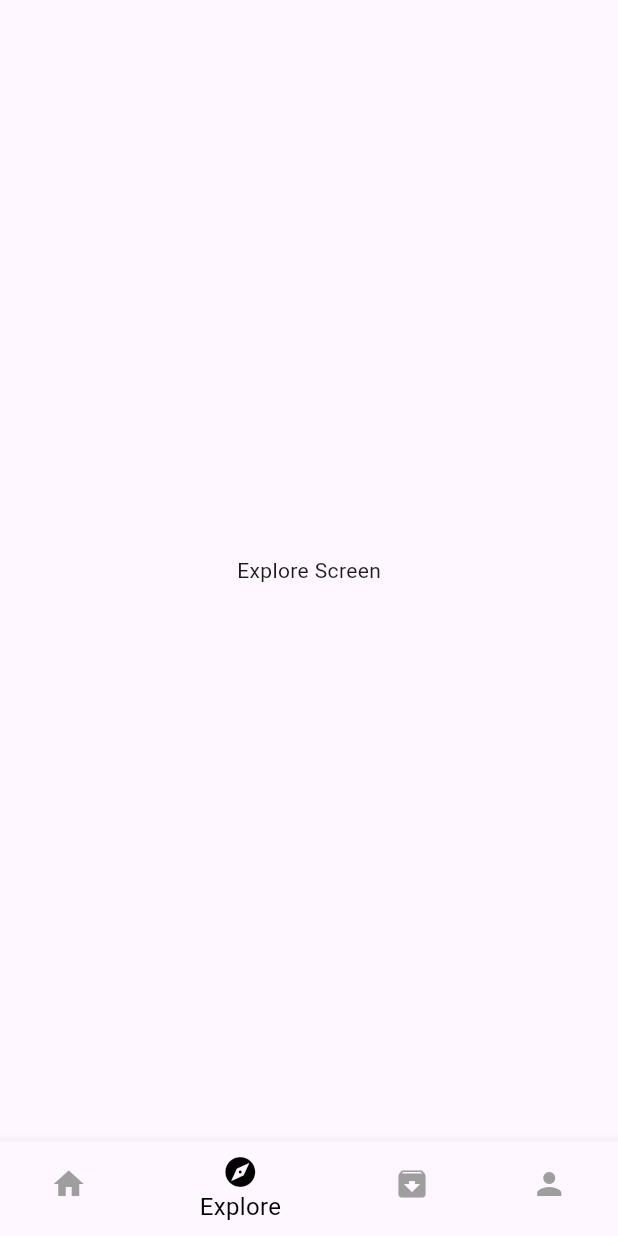
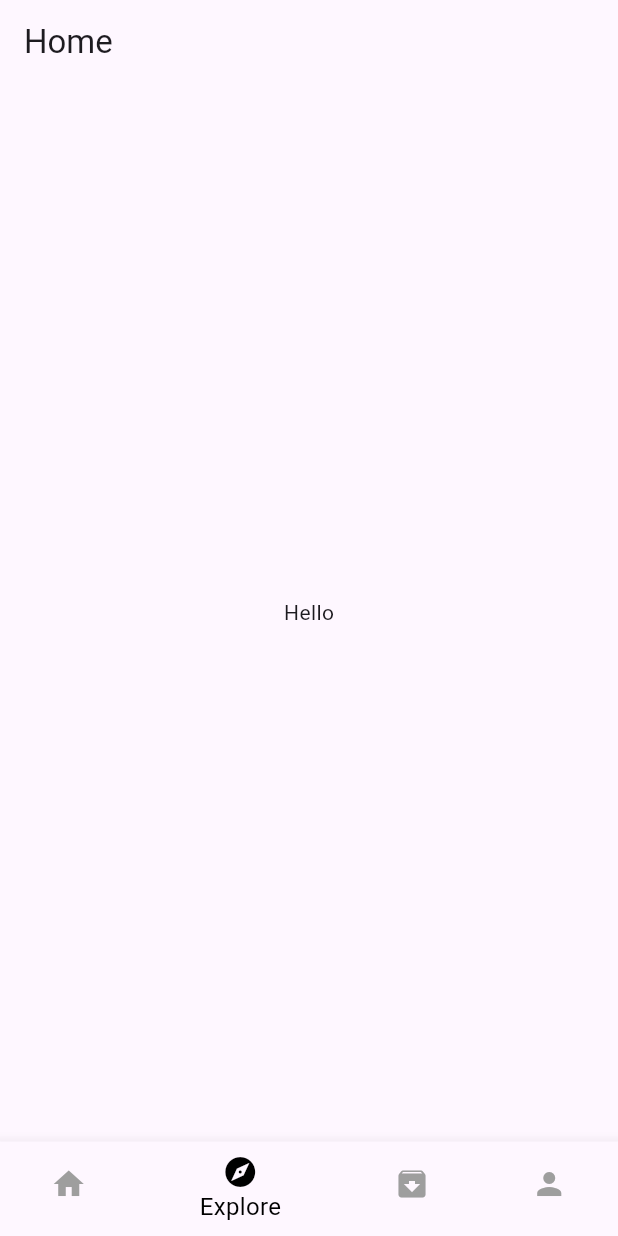
Before and after one commit to phanvanphuhn/reading_comic, a Flutter app: the screen it shows after launch, item 2 of the bottom bar chosen, on a phone screen of 412 x 824 dp. Run offline on Flutter 3.47's test engine with Material 3 defaults, Android fonts, the phone set to English and light mode, and no system bars; generated files the repository leaves out were written again.

Commit message:
init multi language

```diff
--- /dev/null
+++ b/l10n.yaml
@@ -0,0 +1,3 @@
+arb-dir: lib/l10n
+template-arb-file: app_en.arb
+output-localization-file: app_localizations.dart
--- /dev/null
+++ b/lib/l10n/app_en.arb
@@ -0,0 +1,3 @@
+{
+  "hello": "Hello"
+}
--- /dev/null
+++ b/lib/l10n/app_vi.arb
@@ -0,0 +1,3 @@
+{
+  "hello":"Xin chào"
+}
--- /dev/null
+++ b/lib/l10n/l10n.dart
@@ -0,0 +1,5 @@
+import 'package:flutter/material.dart';
+
+class L10n {
+  static final all = [const Locale('en', 'US'), const Locale('vi', 'VN')];
+}
--- a/lib/main.dart
+++ b/lib/main.dart
@@ -3,6 +3,7 @@ import 'package:booking_app/modules/explore/explore_module.dart';
 import 'package:booking_app/modules/home/home_module.dart';
 import 'package:booking_app/modules/profile/profile_module.dart';
 import 'package:flutter/material.dart';
+import 'package:flutter_gen/gen_l10n/app_localizations.dart';
 
 void main() {
   runApp(const MyApp());
@@ -14,6 +15,9 @@ class MyApp extends StatelessWidget {
   @override
   Widget build(BuildContext context) {
     return MaterialApp(
+      localizationsDelegates: AppLocalizations.localizationsDelegates,
+      supportedLocales: AppLocalizations.supportedLocales,
+      // locale: const Locale('vi', 'VN'), set language
       title: 'Flutter Demo',
       theme: ThemeData(
         colorScheme: ColorScheme.fromSeed(seedColor: Colors.deepPurple),
@@ -36,9 +40,9 @@ class _MyHomePageState extends State<MyHomePage> {
   // Replace these with your actual screens from each module
   static final List<Widget> _screens = <Widget>[
     Center(child: HomeModule()), // e.g., HomeScreen()
-    Center(child: ExploreModule.explore()), // e.g., ExploreScreen()
-    Center(child: ArchiveModule.archive()), // e.g., ArchiveScreen()
-    Center(child: ProfileModule.profile()), // e.g., ProfileScreen()
+    Center(child: ExploreModule()),
+    Center(child: ArchiveModule()),
+    Center(child: ProfileModule()),
   ];
 
   void _onItemTapped(int index) {
--- a/lib/modules/archive/archive_module.dart
+++ b/lib/modules/archive/archive_module.dart
@@ -1,7 +1,19 @@
 import 'package:flutter/material.dart';
+import 'package:flutter_gen/gen_l10n/app_localizations.dart';
 
-class ArchiveModule {
-  static Widget archive() {
-    return const Center(child: Text('Archive Screen'));
+class ArchiveModule extends StatefulWidget {
+  const ArchiveModule({super.key});
+
+  @override
+  State<ArchiveModule> createState() => _ArchiveModuleState();
+}
+
+class _ArchiveModuleState extends State<ArchiveModule> {
+  @override
+  Widget build(BuildContext context) {
+    return Scaffold(
+      appBar: AppBar(title: Text('Archive')),
+      body: Center(child: Text(AppLocalizations.of(context)!.hello)),
+    );
   }
 }
--- a/lib/modules/explore/explore_module.dart
+++ b/lib/modules/explore/explore_module.dart
@@ -1,7 +1,19 @@
 import 'package:flutter/material.dart';
+import 'package:flutter_gen/gen_l10n/app_localizations.dart';
 
-class ExploreModule {
-  static Widget explore() {
-    return const Center(child: Text('Explore Screen'));
+class ExploreModule extends StatefulWidget {
+  const ExploreModule({super.key});
+
+  @override
+  State<ExploreModule> createState() => _ExploreModuleState();
+}
+
+class _ExploreModuleState extends State<ExploreModule> {
+  @override
+  Widget build(BuildContext context) {
+    return Scaffold(
+      appBar: AppBar(title: Text('Home')),
+      body: Center(child: Text(AppLocalizations.of(context)!.hello)),
+    );
   }
 }
--- a/lib/modules/home/home_module.dart
+++ b/lib/modules/home/home_module.dart
@@ -1,4 +1,5 @@
 import 'package:flutter/material.dart';
+import 'package:flutter_gen/gen_l10n/app_localizations.dart';
 
 class HomeModule extends StatefulWidget {
   const HomeModule({super.key});
@@ -11,8 +12,8 @@ class _HomeModuleState extends State<HomeModule> {
   @override
   Widget build(BuildContext context) {
     return Scaffold(
-      appBar: AppBar(title: const Text('Home')),
-      body: const Center(child: Text('Welcome to the Home Screen!')),
+      appBar: AppBar(title: Text('Home')),
+      body: Center(child: Text(AppLocalizations.of(context)!.hello)),
     );
   }
 }
--- a/lib/modules/profile/profile_module.dart
+++ b/lib/modules/profile/profile_module.dart
@@ -1,7 +1,19 @@
 import 'package:flutter/material.dart';
+import 'package:flutter_gen/gen_l10n/app_localizations.dart';
 
-class ProfileModule {
-  static Widget profile() {
-    return const Center(child: Text('Profile Screen'));
+class ProfileModule extends StatefulWidget {
+  const ProfileModule({super.key});
+
+  @override
+  State<ProfileModule> createState() => _ProfileModuleState();
+}
+
+class _ProfileModuleState extends State<ProfileModule> {
+  @override
+  Widget build(BuildContext context) {
+    return Scaffold(
+      appBar: AppBar(title: Text('Home')),
+      body: Center(child: Text(AppLocalizations.of(context)!.hello)),
+    );
   }
 }
--- a/pubspec.yaml
+++ b/pubspec.yaml
@@ -30,6 +30,9 @@ environment:
 dependencies:
   flutter:
     sdk: flutter
+  flutter_localizations:
+    sdk: flutter
+  intl: ^0.19.0
 
   # The following adds the Cupertino Icons font to your application.
   # Use with the CupertinoIcons class for iOS style icons.
@@ -51,6 +54,7 @@ dev_dependencies:
 
 # The following section is specific to Flutter packages.
 flutter:
+  generate: true
 
   # The following line ensures that the Material Icons font is
   # included with your application, so that you can use the icons in
```
Also changed, not shown: pubspec.lock.
